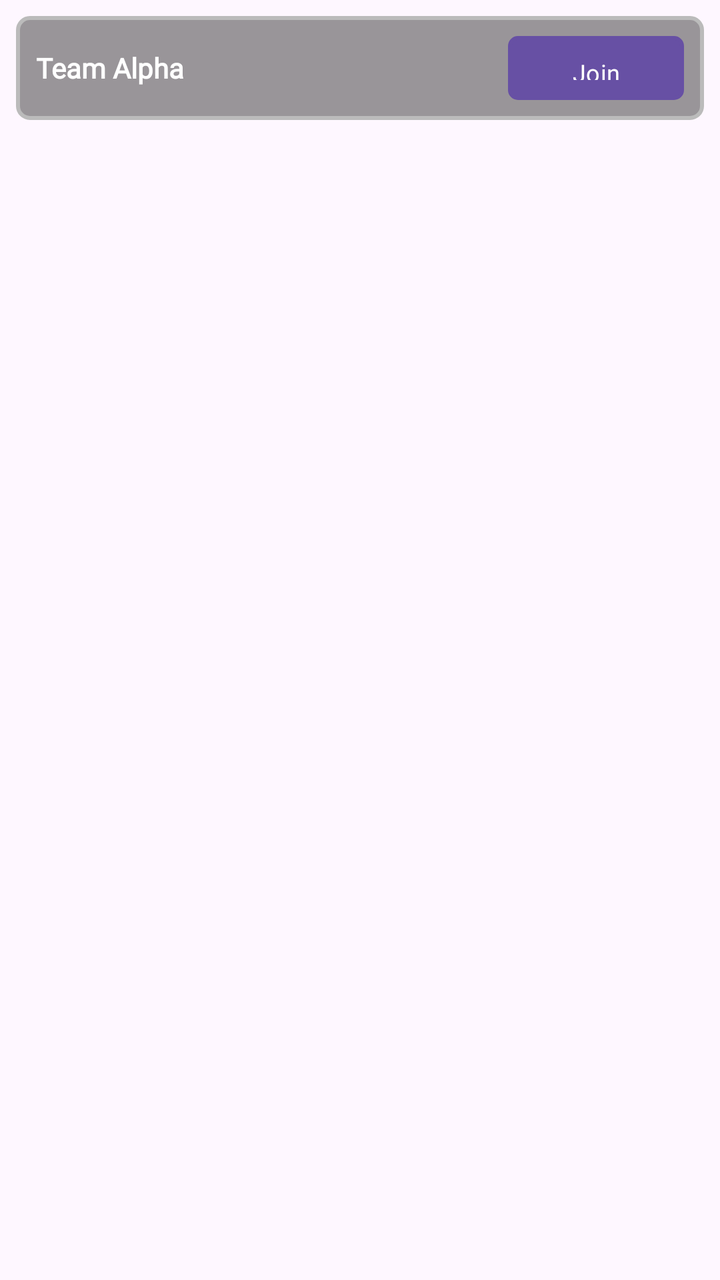
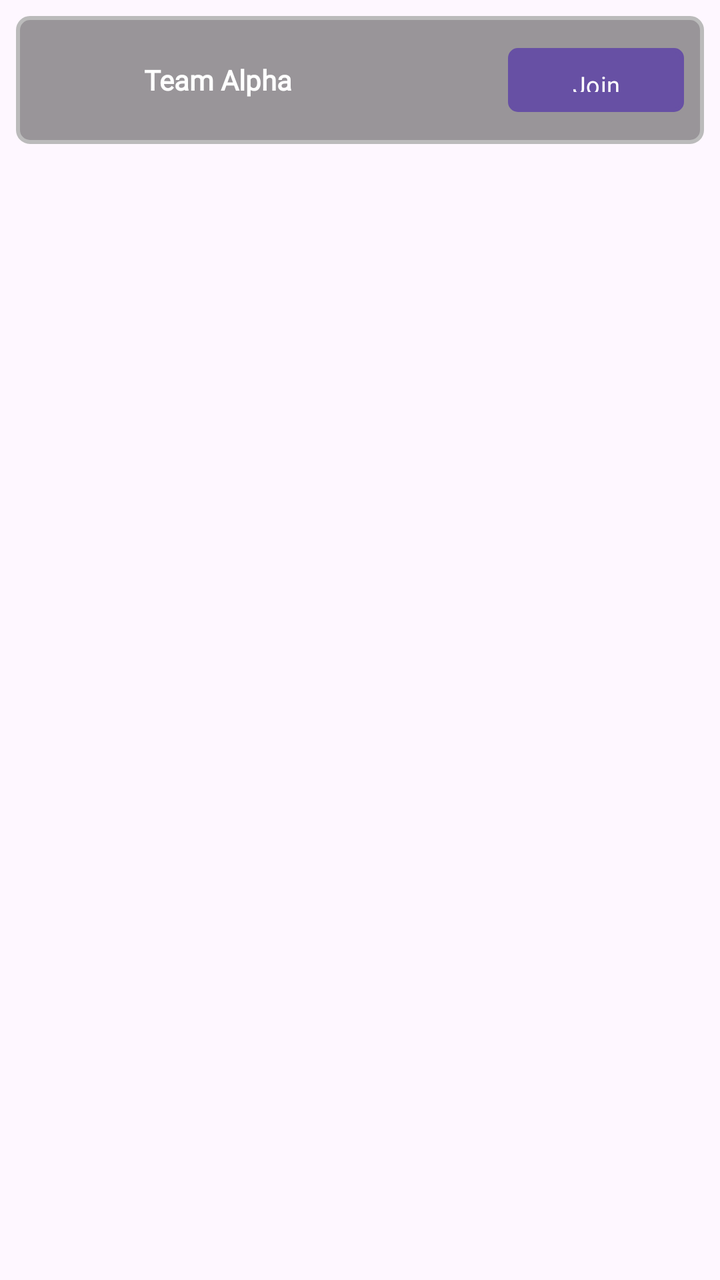

An Android layout rendered at two revisions. The XML below is the earlier revision; the diff shows what the commit changed to produce the second picture.
<!-- AndroidManifest.xml: application theme Theme.Android_Proyecto -->
<!-- res/layout/item_group.xml -->
<?xml version="1.0" encoding="utf-8"?>
<LinearLayout xmlns:android="http://schemas.android.com/apk/res/android"
    android:layout_width="match_parent"
    android:layout_height="wrap_content"
    android:orientation="vertical"
    android:padding="8dp"
    android:layout_margin="6dp">

    
    <LinearLayout
        android:id="@+id/layoutGroup"
        android:layout_width="match_parent"
        android:layout_height="wrap_content"
        android:background="@drawable/bg_rod_card"
        android:gravity="center_vertical"
        android:orientation="horizontal"
        android:padding="10dp">

        <TextView
            android:id="@+id/tvGroupName"
            android:layout_width="0dp"
            android:layout_height="wrap_content"
            android:layout_weight="1"
            android:fontFamily="@font/pixel_font"
            android:text="Team Alpha"
            android:textColor="#FFFFFF"
            android:textSize="14sp"
            android:textStyle="bold" />

        <Button
            android:id="@+id/btnJoinGroup"
            android:layout_width="wrap_content"
            android:layout_height="32dp"
            android:background="@drawable/pixel_button_bg"
            android:fontFamily="@font/pixel_font"
            android:paddingHorizontal="12dp"
            android:text="Join"
            android:textAllCaps="false"
            android:textColor="@android:color/white"
            android:textSize="12sp"/>
    </LinearLayout>

</LinearLayout>
<!-- resources referenced by this layout -->
<resources>
  <!-- drawable bg_rod_card (drawable) -->
  <?xml version="1.0" encoding="utf-8"?>
  <shape xmlns:android="http://schemas.android.com/apk/res/android"
      android:shape="rectangle">
  
      <solid android:color="#66000000" />
  
      <stroke
          android:width="2dp"
          android:color="#BBBBBB" />
  
      <corners android:radius="6dp" />
  
      <padding
          android:left="6dp"
          android:top="6dp"
          android:right="6dp"
          android:bottom="6dp" />
  </shape>
  <!-- drawable pixel_button_bg (drawable) -->
  <?xml version="1.0" encoding="utf-8"?>
  <selector xmlns:android="http://schemas.android.com/apk/res/android">
  
      <item android:state_pressed="true">
          <shape android:shape="rectangle">
              <corners android:radius="4dp"/>
              <solid android:color="#2D5A8C"/>
              <stroke android:width="2dp" android:color="#1F3E5C"/>
          </shape>
      </item>
  
      <item>
          <shape android:shape="rectangle">
              <corners android:radius="4dp"/>
              <stroke android:width="2dp" android:color="#1F3E5C"/>
              <gradient
                  android:angle="270"
                  android:startColor="#5FA4E6"  android:endColor="#3F78B4"    android:type="linear"/>
          </shape>
      </item>
  </selector>
  <style name="Theme.Android_Proyecto" parent="Base.Theme.Android_Proyecto" />
  <style name="Base.Theme.Android_Proyecto" parent="Theme.Material3.DayNight.NoActionBar">
          
          
      </style>
</resources>

<!-- the commit's change to res/layout/item_group.xml (unified diff, before → after) -->
@@ -6,7 +6,6 @@
     android:padding="8dp"
     android:layout_margin="6dp">
 
-    
     <LinearLayout
         android:id="@+id/layoutGroup"
         android:layout_width="match_parent"
@@ -15,6 +14,14 @@
         android:gravity="center_vertical"
         android:orientation="horizontal"
         android:padding="10dp">
+
+        <ImageView
+            android:id="@+id/imgTeamAvatar"
+            android:layout_width="44dp"
+            android:layout_height="44dp"
+            android:layout_marginEnd="10dp"
+            android:contentDescription="Team avatar"
+            android:scaleType="centerCrop" />
 
         <TextView
             android:id="@+id/tvGroupName"
